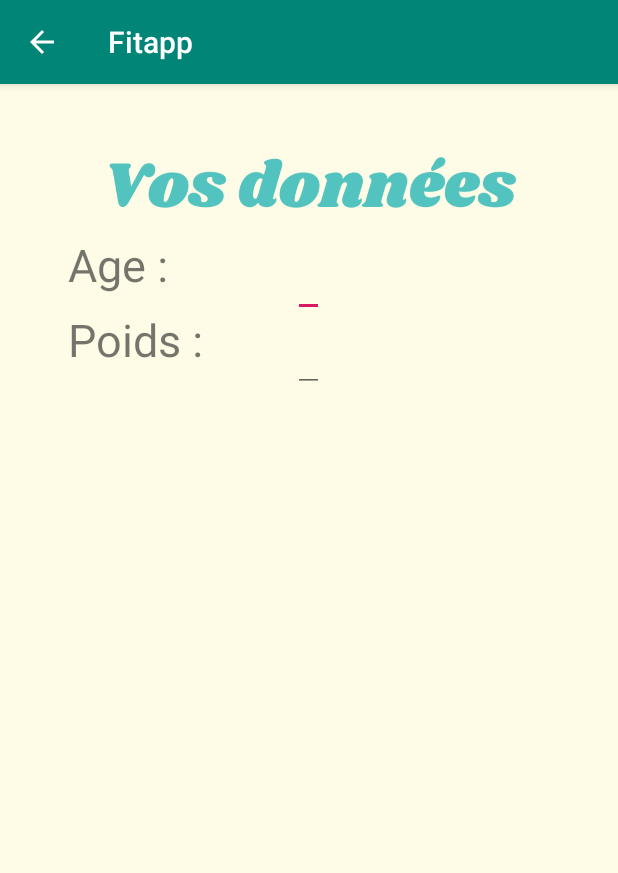
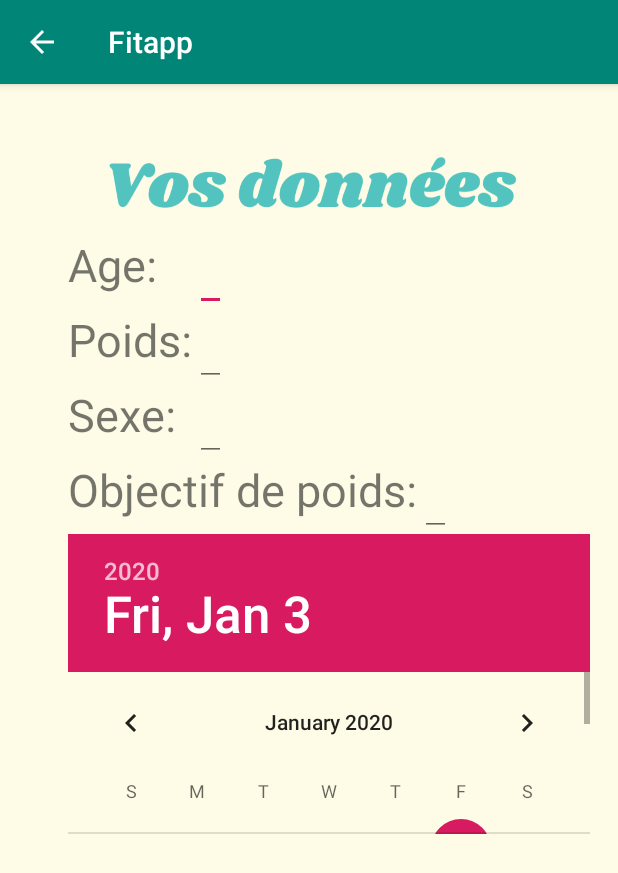
Before and after one commit to MikailINTech/fitapp, an Android app: the dataActivity screen opened directly, with no data from a screen before it, on a phone screen of 412 x 824 dp. Shown: the top 873 px of the screen. Run offline under Robolectric (Android 15) with nearby library versions, the phone set to English and light mode, and no system bars.

Commit message:
fin des données de la page data

```diff
--- a/Fitapp/app/src/main/res/layout/activity_data.xml
+++ b/Fitapp/app/src/main/res/layout/activity_data.xml
@@ -14,9 +14,9 @@
             android:id="@+id/age"
             android:layout_width="wrap_content"
             android:layout_height="wrap_content"
-            android:layout_marginStart="195dp"
-            android:layout_marginLeft="195dp"
-            android:layout_marginTop="100dp"
+            android:layout_marginStart="130dp"
+            android:layout_marginLeft="130dp"
+            android:layout_marginTop="96dp"
             android:text=""
             android:textSize="25dp"
             app:layout_constraintStart_toStartOf="parent"
@@ -29,7 +29,7 @@
             android:layout_marginStart="45dp"
             android:layout_marginLeft="45dp"
             android:layout_marginTop="100dp"
-            android:text="Age : "
+            android:text="Age: "
             android:textSize="30dp"
             app:layout_constraintStart_toStartOf="parent"
             app:layout_constraintTop_toTopOf="parent" />
@@ -37,9 +37,9 @@
             android:id="@+id/poids"
             android:layout_width="wrap_content"
             android:layout_height="wrap_content"
-            android:layout_marginStart="195dp"
-            android:layout_marginLeft="195dp"
-            android:layout_marginTop="150dp"
+            android:layout_marginStart="130dp"
+            android:layout_marginLeft="130dp"
+            android:layout_marginTop="146dp"
             android:text=""
             android:textSize="25dp"
             app:layout_constraintStart_toStartOf="parent"
@@ -51,10 +51,65 @@
             android:layout_marginStart="45dp"
             android:layout_marginLeft="45dp"
             android:layout_marginTop="150dp"
-            android:text="Poids : "
+            android:text="Poids: "
             android:textSize="30dp"
             app:layout_constraintStart_toStartOf="parent"
             app:layout_constraintTop_toTopOf="parent" />
+        <EditText
+            android:id="@+id/sexe"
+            android:layout_width="wrap_content"
+            android:layout_height="wrap_content"
+            android:layout_marginStart="130dp"
+            android:layout_marginLeft="130dp"
+            android:layout_marginTop="196dp"
+            android:text=""
+            android:textSize="25dp"
+            app:layout_constraintStart_toStartOf="parent"
+            app:layout_constraintTop_toTopOf="parent"></EditText>
+        <TextView
+            android:id="@+id/sexetext"
+            android:layout_width="150dp"
+            android:layout_height="56dp"
+            android:layout_marginStart="45dp"
+            android:layout_marginLeft="45dp"
+            android:layout_marginTop="200dp"
+            android:text="Sexe: "
+            android:textSize="30dp"
+            app:layout_constraintStart_toStartOf="parent"
+            app:layout_constraintTop_toTopOf="parent" />
+        <EditText
+            android:id="@+id/objectif"
+            android:layout_width="wrap_content"
+            android:layout_height="wrap_content"
+            android:layout_marginStart="280dp"
+            android:layout_marginLeft="280dp"
+            android:layout_marginTop="246dp"
+            android:text=""
+            android:textSize="25dp"
+            app:layout_constraintStart_toStartOf="parent"
+            app:layout_constraintTop_toTopOf="parent"></EditText>
+        <TextView
+            android:id="@+id/objectiftext"
+            android:layout_width="250dp"
+            android:layout_height="56dp"
+            android:layout_marginStart="45dp"
+            android:layout_marginLeft="45dp"
+            android:layout_marginTop="250dp"
+            android:text="Objectif de poids: "
+            android:textSize="30dp"
+            app:layout_constraintStart_toStartOf="parent"
+            app:layout_constraintTop_toTopOf="parent" />
+
+        <DatePicker
+            android:datePickerMode="calendar"
+            android:layout_width="wrap_content"
+            android:layout_height="200dp"
+            android:layout_marginStart="45dp"
+            android:layout_marginTop="300dp"
+            android:layout_marginLeft="150dp"
+            app:layout_constraintStart_toStartOf="parent"
+            app:layout_constraintTop_toTopOf="parent" ></DatePicker>
+
 
 
 
```
